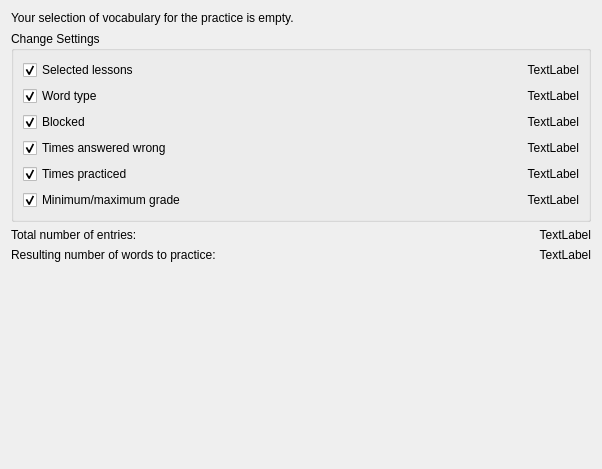
This is src/practice/entryfilter.ui in KDE/parley as Qt 5 draws it before an edit. The edited form follows.
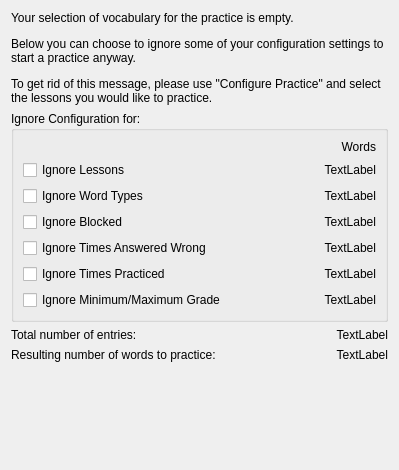
This is the edited form.

Commit message: Make the dialog that informs of invalid practice settings much more usable.

```diff
--- a/src/practice/entryfilter.ui
+++ b/src/practice/entryfilter.ui
@@ -5,35 +5,38 @@
    <rect>
     <x>0</x>
     <y>0</y>
-    <width>602</width>
-    <height>469</height>
+    <width>399</width>
+    <height>470</height>
    </rect>
   </property>
   <layout class="QVBoxLayout" >
    <item>
     <widget class="QLabel" name="label" >
      <property name="text" >
-      <string>Your selection of vocabulary for the practice is empty.</string>
+      <string>&lt;p>Your selection of vocabulary for the practice is empty.&lt;/p>&lt;p>Below you can choose to ignore some of your configuration settings to start a practice anyway.&lt;/p>&lt;p>To get rid of this message, please use "Configure Practice" and select the lessons you would like to practice.&lt;/p</string>
+     </property>
+     <property name="wordWrap" >
+      <bool>true</bool>
      </property>
     </widget>
    </item>
    <item>
     <widget class="QGroupBox" name="groupBox" >
      <property name="title" >
-      <string>Change Settings</string>
+      <string>Ignore Configuration for:</string>
      </property>
      <layout class="QGridLayout" >
-      <item row="0" column="0" >
+      <item row="1" column="0" >
        <widget class="QCheckBox" name="lessonCheckBox" >
         <property name="text" >
-         <string>Selected lessons</string>
+         <string>Ignore Lessons</string>
         </property>
         <property name="checked" >
-         <bool>true</bool>
+         <bool>false</bool>
         </property>
        </widget>
       </item>
-      <item row="0" column="1" >
+      <item row="1" column="1" >
        <widget class="QLabel" name="lessonLabel" >
         <property name="text" >
          <string>TextLabel</string>
@@ -43,17 +46,17 @@
         </property>
        </widget>
       </item>
-      <item row="1" column="0" >
+      <item row="2" column="0" >
        <widget class="QCheckBox" name="wordTypeCheckBox" >
         <property name="text" >
-         <string>Word type</string>
+         <string>Ignore Word Types</string>
         </property>
         <property name="checked" >
-         <bool>true</bool>
+         <bool>false</bool>
         </property>
        </widget>
       </item>
-      <item row="1" column="1" >
+      <item row="2" column="1" >
        <widget class="QLabel" name="wordTypeLabel" >
         <property name="text" >
          <string>TextLabel</string>
@@ -63,17 +66,17 @@
         </property>
        </widget>
       </item>
-      <item row="2" column="0" >
+      <item row="3" column="0" >
        <widget class="QCheckBox" name="blockedCheckBox" >
         <property name="text" >
-         <string>Blocked</string>
+         <string>Ignore Blocked</string>
         </property>
         <property name="checked" >
-         <bool>true</bool>
+         <bool>false</bool>
         </property>
        </widget>
       </item>
-      <item row="2" column="1" >
+      <item row="3" column="1" >
        <widget class="QLabel" name="blockedLabel" >
         <property name="text" >
          <string>TextLabel</string>
@@ -83,17 +86,17 @@
         </property>
        </widget>
       </item>
-      <item row="3" column="0" >
+      <item row="4" column="0" >
        <widget class="QCheckBox" name="timesWrongCheckBox" >
         <property name="text" >
-         <string>Times answered wrong</string>
+         <string>Ignore Times Answered Wrong</string>
         </property>
         <property name="checked" >
-         <bool>true</bool>
+         <bool>false</bool>
         </property>
        </widget>
       </item>
-      <item row="3" column="1" >
+      <item row="4" column="1" >
        <widget class="QLabel" name="timesWrongLabel" >
         <property name="text" >
          <string>TextLabel</string>
@@ -103,17 +106,17 @@
         </property>
        </widget>
       </item>
-      <item row="4" column="0" >
+      <item row="5" column="0" >
        <widget class="QCheckBox" name="timesPracticedCheckBox" >
         <property name="text" >
-         <string>Times practiced</string>
+         <string>Ignore Times Practiced</string>
         </property>
         <property name="checked" >
-         <bool>true</bool>
+         <bool>false</bool>
         </property>
        </widget>
       </item>
-      <item row="4" column="1" >
+      <item row="5" column="1" >
        <widget class="QLabel" name="timesPracticedLabel" >
         <property name="text" >
          <string>TextLabel</string>
@@ -123,17 +126,17 @@
         </property>
        </widget>
       </item>
-      <item row="5" column="0" >
+      <item row="6" column="0" >
        <widget class="QCheckBox" name="minMaxGradeCheckBox" >
         <property name="text" >
-         <string>Minimum/maximum grade</string>
+         <string>Ignore Minimum/Maximum Grade</string>
         </property>
         <property name="checked" >
-         <bool>true</bool>
+         <bool>false</bool>
         </property>
        </widget>
       </item>
-      <item row="5" column="1" >
+      <item row="6" column="1" >
        <widget class="QLabel" name="minMaxGradeLabel" >
         <property name="text" >
          <string>TextLabel</string>
@@ -143,6 +146,16 @@
         </property>
        </widget>
       </item>
+      <item row="0" column="1" >
+       <widget class="QLabel" name="lessonLabel_2" >
+        <property name="text" >
+         <string>Words</string>
+        </property>
+        <property name="alignment" >
+         <set>Qt::AlignRight|Qt::AlignTrailing|Qt::AlignVCenter</set>
+        </property>
+       </widget>
+      </item>
      </layout>
     </widget>
    </item>
```
Left out of the diff: 2 changed lines with no effect on the pictures. The commit also changes 2 other files.
